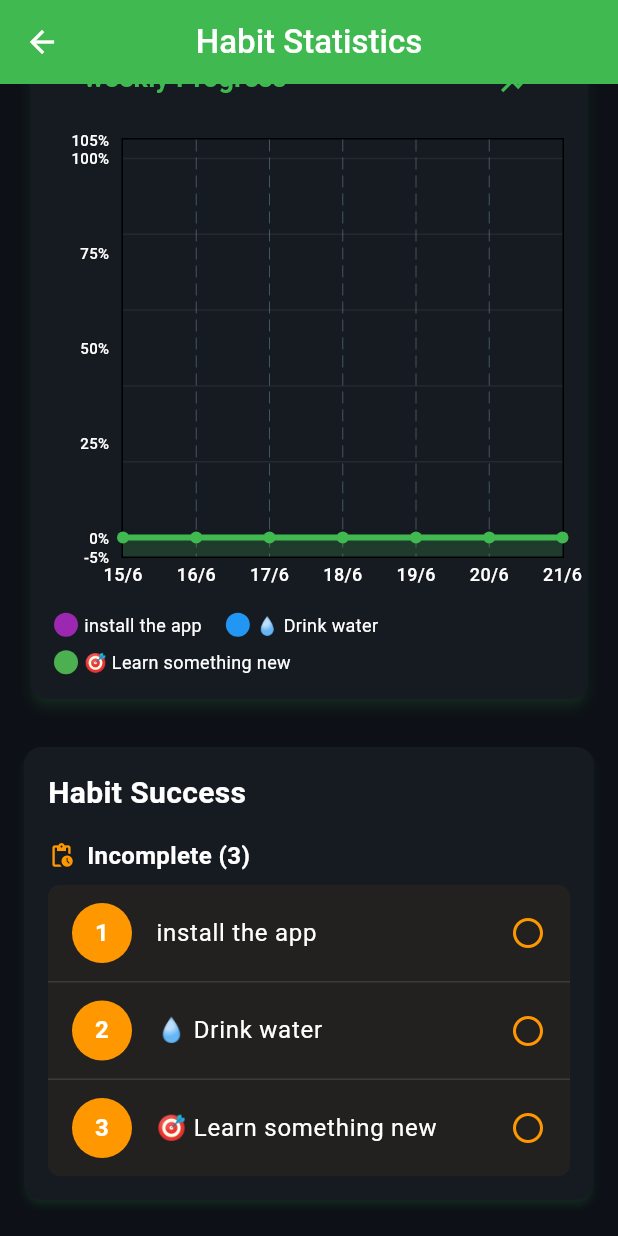
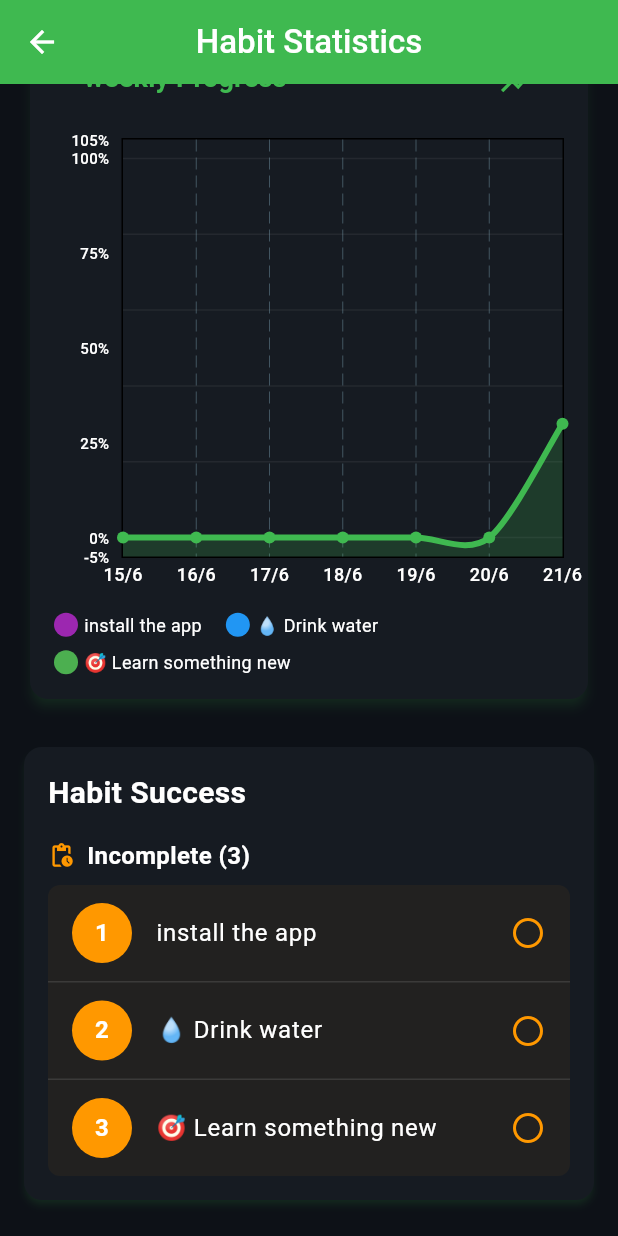
Before and after one commit to abod8639/flutter_habit_tracker, a Flutter app: the HabitStatsPage screen opened directly, scrolled down 1071 dp, on a phone screen of 412 x 824 dp. Run offline on Flutter 3.47's test engine with Material 3 defaults, Android fonts, the light colour scheme and no system bars; drawn by our look-alikes of fl_chart; our stand-ins replace flutter_heatmap_calendar, flutter_slidable, get, hive, hive_flutter, internet_connection_checker and 1 more; missing offline and left inert: supabase_auth_ui; accounts and stored records are empty.

Commit message:
improve prepareTrendData

```diff
--- a/lib/data/theme_storage.dart
+++ b/lib/data/theme_storage.dart
@@ -40,7 +40,7 @@
     await _box.put(themeModeKey, mode.toString());
     await _box.put(useCustomBgKey, useCustomBg);
     if (customBgColor != null) {
-      await _box.put(customBgColorKey, customBgColor.value);
+      await _box.put(customBgColorKey, customBgColor);
     }
   }
 }
--- a/lib/view/HabitStatsPage/data/HabitStats_data.dart
+++ b/lib/view/HabitStatsPage/data/HabitStats_data.dart
@@ -14,7 +14,7 @@
   final now = DateTime.now();
   final List<DateTime> dates = List.generate(
     days,
-    (index) => now.subtract(Duration(days: days - index)),
+    (index) => now.subtract(Duration(days: days - 1 - index)),
   );
 
   List<FlSpot> trendSpots = [];
--- a/lib/view/HabitStatsPage/widget/LineChartBox.dart
+++ b/lib/view/HabitStatsPage/widget/LineChartBox.dart
@@ -115,7 +115,7 @@
               if (chartState.showIndividualProgress == true)
                 myLineChartBarData(
                   color: Theme.of(context).primaryColor,
-                  spots: prepareTrendData(chartState.days.value),
+                  spots: prepareTrendData(7),
                   label: 'Overall',
                 ),
 
```
